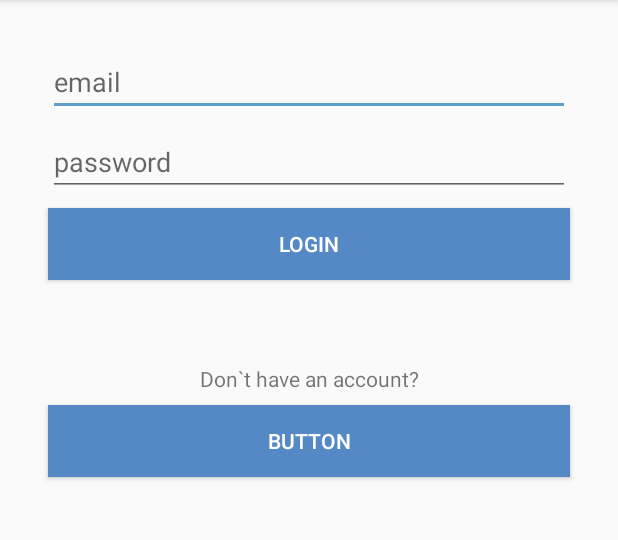
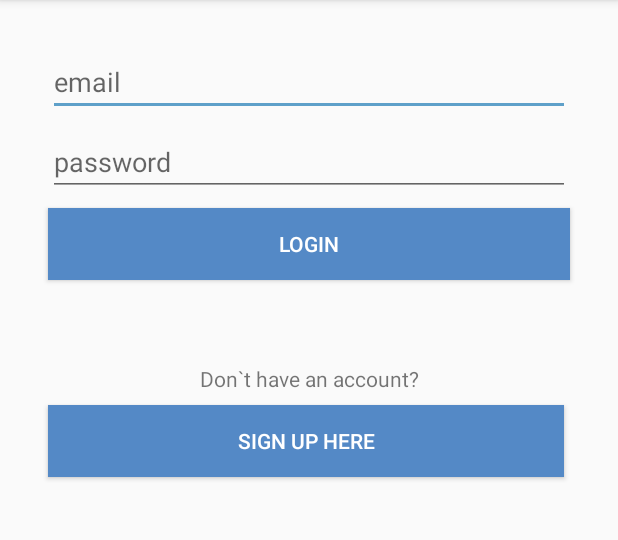
Before and after one commit to Googa92/Smack, an Android app: the LoginActivity screen opened directly, with no data from a screen before it, on a phone screen of 412 x 824 dp, the part 84-624 px from its top. Run offline under Robolectric (Android 15) with nearby library versions, the phone set to English and light mode, and no system bars.

Commit message:
lesson 72 full

```diff
--- a/app/src/main/java/com/example/yahor/smack/LoginActivity.kt
+++ b/app/src/main/java/com/example/yahor/smack/LoginActivity.kt
@@ -2,6 +2,7 @@ package com.example.yahor.smack
 
 import android.support.v7.app.AppCompatActivity
 import android.os.Bundle
+import android.view.View
 
 class LoginActivity : AppCompatActivity() {
 
@@ -9,4 +10,12 @@ class LoginActivity : AppCompatActivity() {
         super.onCreate(savedInstanceState)
         setContentView(R.layout.activity_login)
     }
+
+    fun loginLoginBtnClicked(view: View){
+
+    }
+
+    fun loginCreateUserBtnClicked(view: View){
+
+    }
 }
--- a/app/src/main/res/layout/activity_login.xml
+++ b/app/src/main/res/layout/activity_login.xml
@@ -7,7 +7,7 @@
     tools:context=".LoginActivity">
 
     <EditText
-        android:id="@+id/editText"
+        android:id="@+id/loginEmailTxt"
         android:layout_width="0dp"
         android:layout_height="wrap_content"
         android:layout_marginStart="32dp"
@@ -21,7 +21,7 @@
         app:layout_constraintTop_toTopOf="parent" />
 
     <EditText
-        android:id="@+id/editText2"
+        android:id="@+id/loginPasswordTxt"
         android:layout_width="0dp"
         android:layout_height="wrap_content"
         android:layout_marginStart="32dp"
@@ -32,21 +32,22 @@
         android:inputType="textPassword"
         app:layout_constraintEnd_toEndOf="parent"
         app:layout_constraintStart_toStartOf="parent"
-        app:layout_constraintTop_toBottomOf="@+id/editText" />
+        app:layout_constraintTop_toBottomOf="@+id/loginEmailTxt" />
 
     <Button
-        android:id="@+id/button"
+        android:id="@+id/loginLoginBtn"
         android:layout_width="0dp"
         android:layout_height="wrap_content"
         android:layout_marginStart="32dp"
         android:layout_marginTop="8dp"
         android:layout_marginEnd="32dp"
         android:background="@color/colorPrimary"
+        android:onClick="loginLoginBtnClicked"
         android:text="LOGIN"
         android:textColor="@android:color/white"
         app:layout_constraintEnd_toEndOf="parent"
         app:layout_constraintStart_toStartOf="parent"
-        app:layout_constraintTop_toBottomOf="@+id/editText2" />
+        app:layout_constraintTop_toBottomOf="@+id/loginPasswordTxt" />
 
     <TextView
         android:id="@+id/textView"
@@ -58,17 +59,18 @@
         android:text="Don`t have an account?"
         app:layout_constraintEnd_toEndOf="parent"
         app:layout_constraintStart_toStartOf="parent"
-        app:layout_constraintTop_toBottomOf="@+id/button" />
+        app:layout_constraintTop_toBottomOf="@+id/loginLoginBtn" />
 
     <Button
-        android:id="@+id/button2"
+        android:id="@+id/loginCreateUserBtn"
         android:layout_width="0dp"
         android:layout_height="wrap_content"
         android:layout_marginStart="32dp"
         android:layout_marginTop="8dp"
-        android:layout_marginEnd="32dp"
+        android:layout_marginEnd="36dp"
         android:background="@color/colorPrimary"
-        android:text="Button"
+        android:onClick="loginCreateUserBtnClicked"
+        android:text="SIGN UP HERE"
         android:textColor="@android:color/white"
         app:layout_constraintEnd_toEndOf="parent"
         app:layout_constraintStart_toStartOf="parent"
```
Also changed, not shown: app/src/main/java/com/example/yahor/smack/MainActivity.kt (+3 -5 lines), app/src/main/res/layout/nav_header_main.xml (+11 -8 lines).
